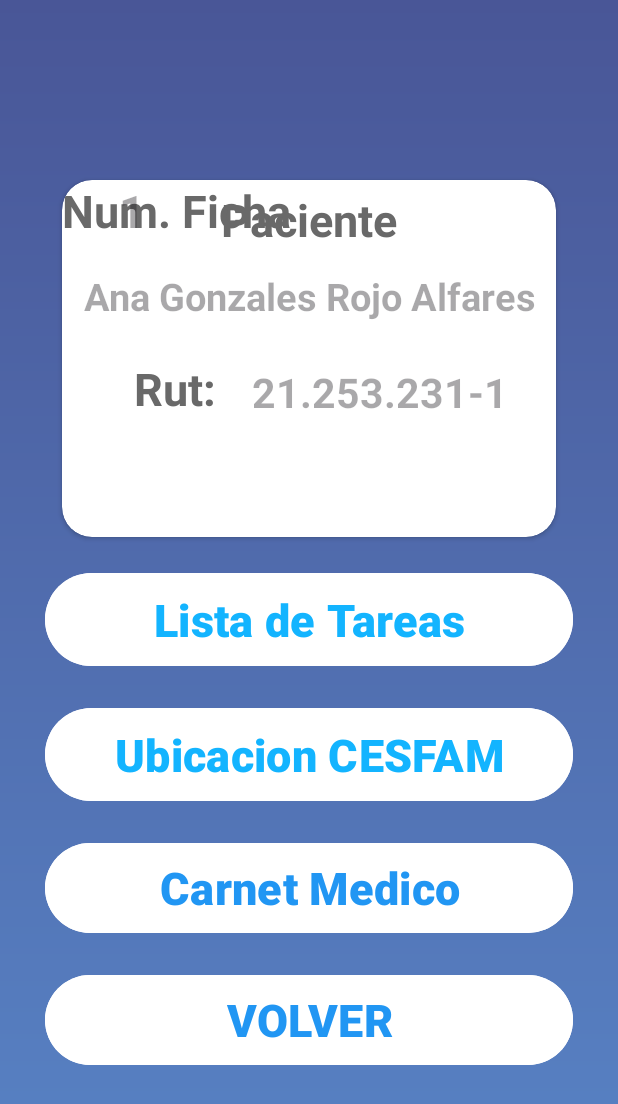
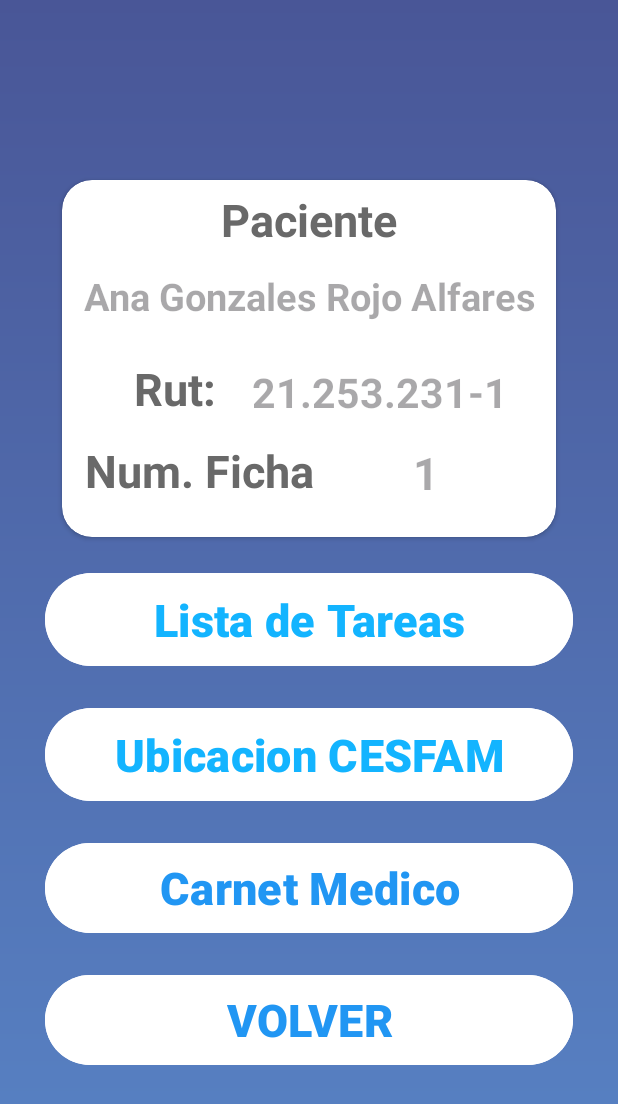
Before and after one commit to Cristobal2312/carnet_digital, an Android app: the GUI_AdultoMayorPAG_2 screen opened directly, with no data from a screen before it, on a phone screen of 412 x 824 dp. Shown: the top 1104 px of the screen. Run offline under Robolectric (Android 15) with nearby library versions, the phone set to English and light mode, and no system bars.

Commit message:
arreglo de diseño activities

```diff
--- a/app/src/main/res/layout/activity_gui_adulto_mayor.xml
+++ b/app/src/main/res/layout/activity_gui_adulto_mayor.xml
@@ -4,10 +4,11 @@
     xmlns:tools="http://schemas.android.com/tools"
     android:layout_width="match_parent"
     android:layout_height="match_parent"
-    android:background="#295EAE"
+    android:background="@drawable/fondo_gradiente"
     tools:context=".Vista.GUI_AdultoMayor">
 
     <androidx.constraintlayout.widget.ConstraintLayout
+        android:background="@drawable/fondo_gradiente"
         android:id="@+id/constraintLayout"
         android:layout_width="0dp"
         android:layout_height="0dp"
@@ -21,7 +22,6 @@
             android:id="@+id/linearLayout"
             android:layout_width="410dp"
             android:layout_height="659dp"
-            android:background="@color/blue_background"
             android:orientation="vertical"
             app:layout_constraintBottom_toBottomOf="parent"
             app:layout_constraintEnd_toEndOf="parent"
--- a/app/src/main/res/layout/activity_gui_adulto_mayor_pag2.xml
+++ b/app/src/main/res/layout/activity_gui_adulto_mayor_pag2.xml
@@ -38,7 +38,9 @@
                 <androidx.constraintlayout.widget.ConstraintLayout
                     android:id="@+id/constraintLayout3"
                     android:layout_width="match_parent"
-                    android:layout_height="240dp">
+                    android:layout_height="240dp"
+                    app:layout_constraintBottom_toTopOf="@+id/VtxtRutPaciente"
+                    app:layout_constraintTop_toTopOf="@+id/VtxtRutPaciente">
 
                     <TextView
                         android:id="@+id/textView5"
@@ -47,10 +49,12 @@
                         android:layout_marginStart="79dp"
                         android:layout_marginTop="6dp"
                         android:layout_marginEnd="80dp"
+                        android:layout_marginBottom="128dp"
                         android:text="Paciente"
                         android:textColor="@color/gray"
                         android:textSize="30dp"
                         android:textStyle="bold"
+                        app:layout_constraintBottom_toTopOf="@+id/VtxtNumeroFicha"
                         app:layout_constraintEnd_toEndOf="parent"
                         app:layout_constraintStart_toStartOf="parent"
                         app:layout_constraintTop_toTopOf="parent"
@@ -108,27 +112,36 @@
                         tools:ignore="HardcodedText,SpUsage" />
 
                     <TextView
+                        android:id="@+id/textView22"
                         android:layout_width="wrap_content"
                         android:layout_height="wrap_content"
+                        android:layout_marginStart="15dp"
+                        android:layout_marginEnd="28dp"
+                        android:layout_marginBottom="26dp"
                         android:text="Num. Ficha"
                         android:textColor="@color/gray"
                         android:textSize="30dp"
                         android:textStyle="bold"
-                        tools:layout_editor_absoluteX="15dp"
-                        tools:layout_editor_absoluteY="174dp" />
+                        app:layout_constraintBottom_toBottomOf="parent"
+                        app:layout_constraintEnd_toStartOf="@+id/VtxtNumeroFicha"
+                        app:layout_constraintStart_toStartOf="parent" />
 
                     <TextView
                         android:id="@+id/VtxtNumeroFicha"
-                        android:layout_width="93dp"
-                        android:layout_height="38dp"
+                        android:layout_width="0dp"
+                        android:layout_height="0dp"
+                        android:layout_marginEnd="40dp"
+                        android:layout_marginBottom="28dp"
                         android:hint="1"
                         android:text=""
                         android:textAlignment="center"
                         android:textColor="@color/gray"
                         android:textSize="30dp"
                         android:textStyle="bold"
-                        tools:layout_editor_absoluteX="196dp"
-                        tools:layout_editor_absoluteY="174dp" />
+                        app:layout_constraintBottom_toBottomOf="parent"
+                        app:layout_constraintEnd_toEndOf="parent"
+                        app:layout_constraintStart_toEndOf="@+id/textView22"
+                        app:layout_constraintTop_toBottomOf="@+id/textView5" />
 
                 </androidx.constraintlayout.widget.ConstraintLayout>
             </androidx.cardview.widget.CardView>
```
Also changed, not shown: app/src/main/res/layout/activity_menu_principal.xml (+14 -16 lines), app/src/main/res/drawable/carnet.png (added).
